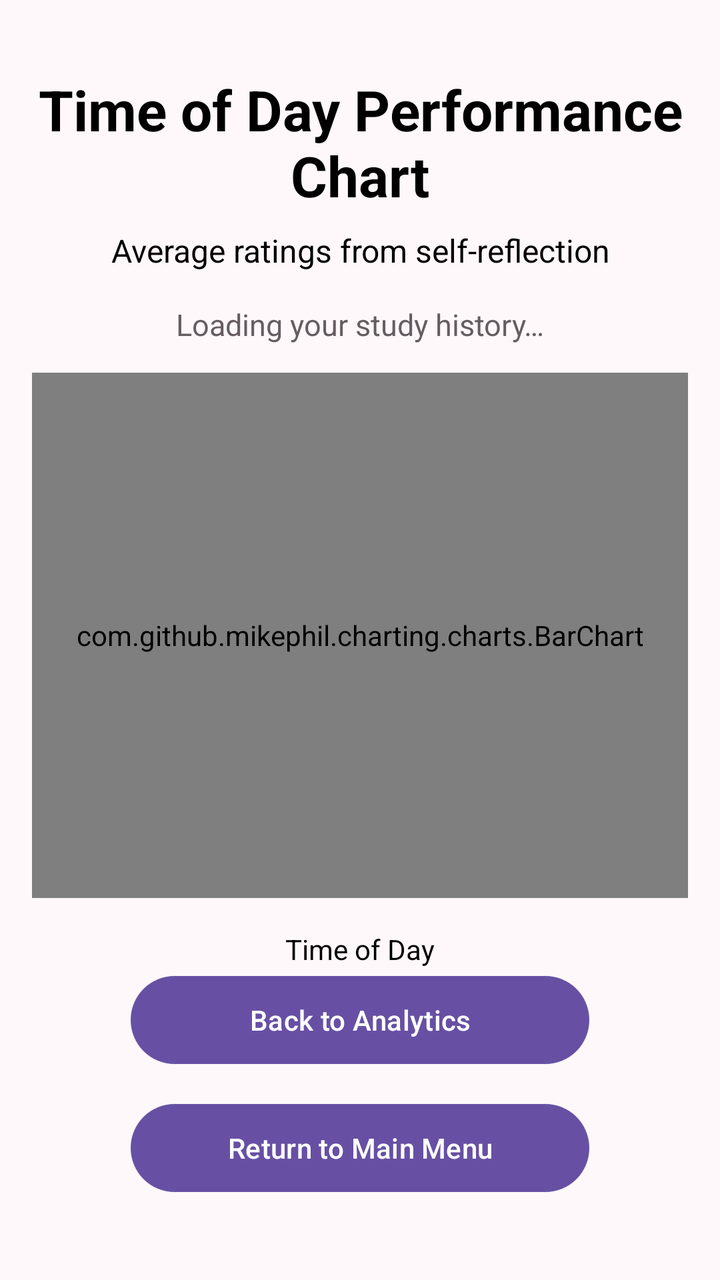
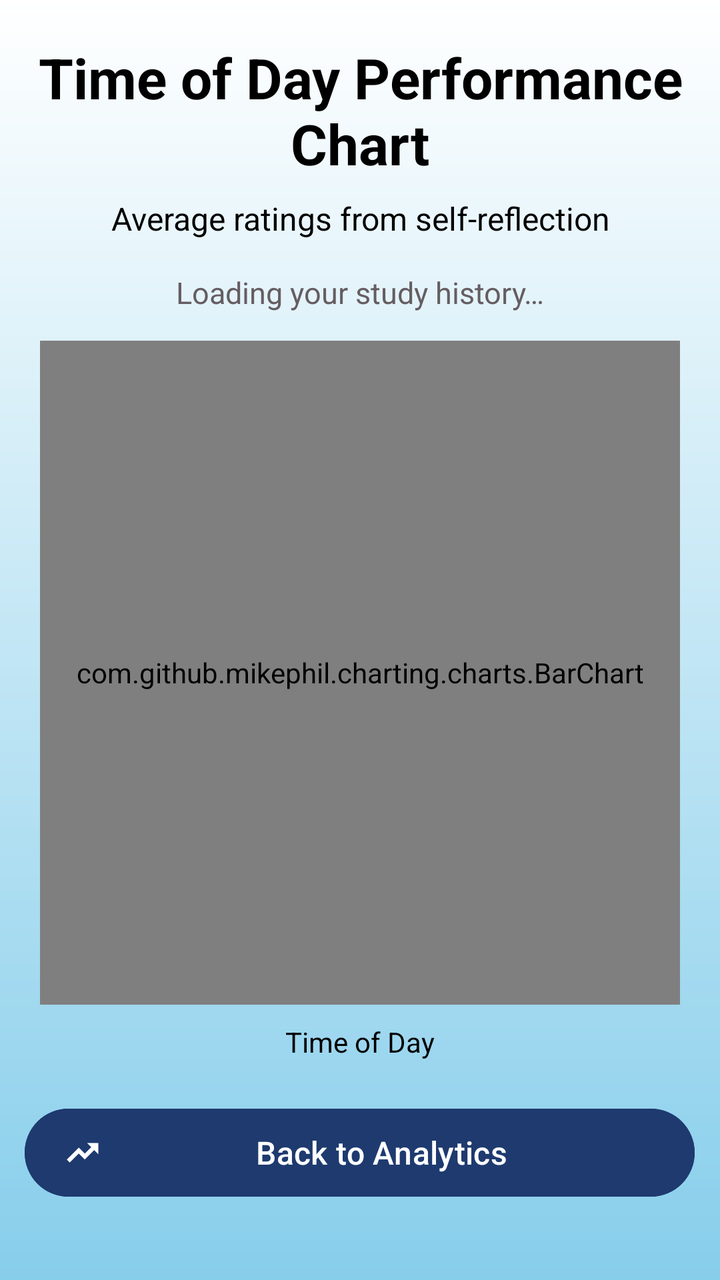

Two renders of the same Android screen: before a commit and after it. Below are the layout's source before the change and the commit's diff.
<!-- AndroidManifest.xml: application theme Theme.Zone -->
<!-- res/layout/recommended_study_times.xml -->
<?xml version="1.0" encoding="utf-8"?>
<androidx.constraintlayout.widget.ConstraintLayout xmlns:android="http://schemas.android.com/apk/res/android"
    xmlns:app="http://schemas.android.com/apk/res-auto"
    xmlns:tools="http://schemas.android.com/tools"
    android:layout_width="match_parent"
    android:layout_height="match_parent"
    android:background="@color/zone_background"
    android:padding="16dp">

    <TextView
        android:id="@+id/studyTimesTitle"
        android:layout_width="wrap_content"
        android:layout_height="wrap_content"
        android:layout_marginTop="20dp"
        android:text="@string/recommended_study_times_title"
        android:textColor="@color/black"
        android:textSize="28sp"
        android:textStyle="bold"
        android:gravity="center"
        app:layout_constraintEnd_toEndOf="parent"
        app:layout_constraintStart_toStartOf="parent"
        app:layout_constraintTop_toTopOf="parent" />

    <TextView
        android:id="@+id/chartDescription"
        android:layout_width="0dp"
        android:layout_height="wrap_content"
        android:layout_marginTop="8dp"
        android:text="@string/recommended_study_times_desc"
        android:textColor="@color/black"
        android:textSize="16sp"
        android:gravity="center"
        app:layout_constraintEnd_toEndOf="parent"
        app:layout_constraintStart_toStartOf="parent"
        app:layout_constraintTop_toBottomOf="@id/studyTimesTitle" />

    <TextView
        android:id="@+id/chartStatusText"
        android:layout_width="0dp"
        android:layout_height="wrap_content"
        android:layout_marginTop="16dp"
        android:gravity="center"
        android:text="@string/loading_recommendations"
        android:textColor="@color/zone_text_secondary"
        android:textSize="15sp"
        app:layout_constraintEnd_toEndOf="parent"
        app:layout_constraintStart_toStartOf="parent"
        app:layout_constraintTop_toBottomOf="@id/chartDescription" />

    <com.github.mikephil.charting.charts.BarChart
        android:id="@+id/performanceBarChart"
        android:layout_width="0dp"
        android:layout_height="0dp"
        android:layout_marginTop="14dp"
        android:layout_marginBottom="8dp"
        android:background="@drawable/device_list_background"
        android:padding="8dp"
        app:layout_constraintBottom_toTopOf="@+id/xAxisLabel"
        app:layout_constraintEnd_toEndOf="parent"
        app:layout_constraintStart_toStartOf="parent"
        app:layout_constraintTop_toBottomOf="@id/chartStatusText" />

    <TextView
        android:id="@+id/xAxisLabel"
        android:layout_width="wrap_content"
        android:layout_height="wrap_content"
        android:layout_marginTop="8dp"
        android:text="@string/time_of_day_label"
        android:textColor="@color/black"
        android:textSize="14sp"
        app:layout_constraintBottom_toTopOf="@id/backToAnalyticsButton"
        app:layout_constraintEnd_toEndOf="@+id/performanceBarChart"
        app:layout_constraintStart_toStartOf="@+id/performanceBarChart"
        app:layout_constraintTop_toBottomOf="@+id/performanceBarChart" />

    <Button
        android:id="@+id/backToAnalyticsButton"
        android:layout_width="0dp"
        android:layout_height="52dp"
        android:layout_marginBottom="12dp"
        android:text="@string/back_to_analytics"
        app:layout_constraintBottom_toTopOf="@+id/mainMenuButton"
        app:layout_constraintEnd_toEndOf="parent"
        app:layout_constraintStart_toStartOf="parent"
        app:layout_constraintWidth_percent="0.7" />

    <Button
        android:id="@+id/mainMenuButton"
        android:layout_width="0dp"
        android:layout_height="52dp"
        android:layout_marginBottom="24dp"
        android:text="@string/return_to_main_menu"
        app:layout_constraintBottom_toBottomOf="parent"
        app:layout_constraintEnd_toEndOf="parent"
        app:layout_constraintStart_toStartOf="parent"
        app:layout_constraintWidth_percent="0.7" />

</androidx.constraintlayout.widget.ConstraintLayout>
<!-- resources referenced by this layout -->
<resources>
  <color name="black">#FF000000</color>
  <color name="zone_background">#FFF8FA</color>
  <color name="zone_text_secondary">#655D62</color>
  <!-- drawable device_list_background (drawable) -->
  <?xml version="1.0" encoding="utf-8"?>
  <shape xmlns:android="http://schemas.android.com/apk/res/android" android:shape="rectangle">
      <solid android:color="@color/white" />
      <stroke android:width="1dp" android:color="@color/zone_border" />
      <corners android:radius="16dp" />
  </shape>
  <string name="back_to_analytics">Back to Analytics</string>
  <string name="loading_recommendations">Loading your study history…</string>
  <string name="recommended_study_times_desc">Average ratings from self-reflection</string>
  <string name="recommended_study_times_title">Time of Day Performance Chart</string>
  <string name="return_to_main_menu">Return to Main Menu</string>
  <string name="time_of_day_label">Time of Day</string>
  <style name="Theme.Zone" parent="Base.Theme.Zone" />
  <color name="white">#FFFFFFFF</color>
  <color name="zone_border">#E5D9DF</color>
  <style name="Base.Theme.Zone" parent="Theme.Material3.Light">
          <item name="colorPrimary">@color/zone_primary</item>
          <item name="colorOnPrimary">@color/white</item>
          <item name="colorSecondary">@color/zone_heart</item>
          <item name="colorSurface">@color/white</item>
          <item name="colorSurfaceContainer">@color/zone_surface</item>
          <item name="colorOnSurface">@color/zone_text_primary</item>
          <item name="android:colorAccent">@color/zone_primary</item>
          <item name="android:textColorPrimary">@color/zone_text_primary</item>
          <item name="android:textColorSecondary">@color/zone_text_secondary</item>
          <item name="android:navigationBarColor">@color/white</item>
          <item name="android:statusBarColor">@color/zone_primary</item>
          <item name="android:windowLightStatusBar">false</item>
          <item name="android:windowBackground">@drawable/background_gradient</item>
          <item name="actionBarStyle">@style/Widget.Zone.ActionBar</item>
      </style>
  <color name="zone_primary">#6750A4</color>
  <color name="zone_heart">#D8325A</color>
  <color name="zone_surface">#FFF1F4</color>
  <color name="zone_text_primary">#231F22</color>
  <!-- drawable background_gradient (drawable) -->
  <?xml version="1.0" encoding="utf-8"?>
  <shape xmlns:android="http://schemas.android.com/apk/res/android"
      android:shape="rectangle">
      <gradient
          android:startColor="@color/white"
          android:endColor="@color/sky_blue"
          android:angle="270" />
  </shape>
  <style name="Widget.Zone.ActionBar" parent="Widget.AppCompat.ActionBar">
          <item name="background">@android:color/transparent</item>
          <item name="elevation">0dp</item>
      </style>
  <color name="sky_blue">#87CEEB</color>
</resources>

<!-- the commit's change to res/layout/recommended_study_times.xml (unified diff, before → after) -->
@@ -1,98 +1,78 @@
 <?xml version="1.0" encoding="utf-8"?>
-<androidx.constraintlayout.widget.ConstraintLayout xmlns:android="http://schemas.android.com/apk/res/android"
+<LinearLayout xmlns:android="http://schemas.android.com/apk/res/android"
     xmlns:app="http://schemas.android.com/apk/res-auto"
-    xmlns:tools="http://schemas.android.com/tools"
     android:layout_width="match_parent"
     android:layout_height="match_parent"
-    android:background="@color/zone_background"
-    android:padding="16dp">
+    android:background="@drawable/background_gradient"
+    android:orientation="vertical">
 
     <TextView
         android:id="@+id/studyTimesTitle"
         android:layout_width="wrap_content"
         android:layout_height="wrap_content"
+        android:layout_gravity="center"
         android:layout_marginTop="20dp"
+        android:gravity="center"
         android:text="@string/recommended_study_times_title"
         android:textColor="@color/black"
         android:textSize="28sp"
-        android:textStyle="bold"
-        android:gravity="center"
-        app:layout_constraintEnd_toEndOf="parent"
-        app:layout_constraintStart_toStartOf="parent"
-        app:layout_constraintTop_toTopOf="parent" />
+        android:textStyle="bold" />
 
     <TextView
         android:id="@+id/chartDescription"
-        android:layout_width="0dp"
+        android:layout_width="match_parent"
         android:layout_height="wrap_content"
         android:layout_marginTop="8dp"
+        android:gravity="center"
         android:text="@string/recommended_study_times_desc"
         android:textColor="@color/black"
-        android:textSize="16sp"
-        android:gravity="center"
-        app:layout_constraintEnd_toEndOf="parent"
-        app:layout_constraintStart_toStartOf="parent"
-        app:layout_constraintTop_toBottomOf="@id/studyTimesTitle" />
+        android:textSize="16sp" />
 
     <TextView
         android:id="@+id/chartStatusText"
-        android:layout_width="0dp"
+        android:layout_width="match_parent"
         android:layout_height="wrap_content"
         android:layout_marginTop="16dp"
         android:gravity="center"
         android:text="@string/loading_recommendations"
         android:textColor="@color/zone_text_secondary"
-        android:textSize="15sp"
-        app:layout_constraintEnd_toEndOf="parent"
-        app:layout_constraintStart_toStartOf="parent"
-        app:layout_constraintTop_toBottomOf="@id/chartDescription" />
+        android:textSize="15sp" />
 
     <com.github.mikephil.charting.charts.BarChart
         android:id="@+id/performanceBarChart"
-        android:layout_width="0dp"
-        android:layout_height="0dp"
+        android:layout_width="match_parent"
+        android:layout_height="332dp"
+        android:layout_gravity="center"
+        android:layout_marginStart="20dp"
         android:layout_marginTop="14dp"
-        android:layout_marginBottom="8dp"
+        android:layout_marginEnd="20dp"
+        android:layout_marginBottom="1dp"
         android:background="@drawable/device_list_background"
-        android:padding="8dp"
-        app:layout_constraintBottom_toTopOf="@+id/xAxisLabel"
-        app:layout_constraintEnd_toEndOf="parent"
-        app:layout_constraintStart_toStartOf="parent"
-        app:layout_constraintTop_toBottomOf="@id/chartStatusText" />
+        android:padding="8dp" />
 
     <TextView
         android:id="@+id/xAxisLabel"
         android:layout_width="wrap_content"
         android:layout_height="wrap_content"
+        android:layout_gravity="center"
         android:layout_marginTop="8dp"
+        android:layout_marginBottom="20dp"
         android:text="@string/time_of_day_label"
         android:textColor="@color/black"
-        android:textSize="14sp"
-        app:layout_constraintBottom_toTopOf="@id/backToAnalyticsButton"
-        app:layout_constraintEnd_toEndOf="@+id/performanceBarChart"
-        app:layout_constraintStart_toStartOf="@+id/performanceBarChart"
-        app:layout_constraintTop_toBottomOf="@+id/performanceBarChart" />
+        android:textSize="14sp" />
 
     <Button
         android:id="@+id/backToAnalyticsButton"
-        android:layout_width="0dp"
+        android:layout_width="335dp"
         android:layout_height="52dp"
+        android:layout_gravity="center"
         android:layout_marginBottom="12dp"
+        android:backgroundTint="#1E3A6F"
+        android:gravity="center"
+        android:paddingLeft="20dp"
         android:text="@string/back_to_analytics"
-        app:layout_constraintBottom_toTopOf="@+id/mainMenuButton"
-        app:layout_constraintEnd_toEndOf="parent"
-        app:layout_constraintStart_toStartOf="parent"
-        app:layout_constraintWidth_percent="0.7" />
+        android:textSize="16sp"
+        app:icon="@drawable/ic_graph"
+        app:iconGravity="start" />
 
-    <Button
-        android:id="@+id/mainMenuButton"
-        android:layout_width="0dp"
-        android:layout_height="52dp"
-        android:layout_marginBottom="24dp"
-        android:text="@string/return_to_main_menu"
-        app:layout_constraintBottom_toBottomOf="parent"
-        app:layout_constraintEnd_toEndOf="parent"
-        app:layout_constraintStart_toStartOf="parent"
-        app:layout_constraintWidth_percent="0.7" />
-
-</androidx.constraintlayout.widget.ConstraintLayout>
+</LinearLayout>
<!-- resource entries referenced after the edit -->
@@ -1,7 +1,6 @@
 <!-- resources referenced by this layout -->
 <resources>
   <color name="black">#FF000000</color>
-  <color name="zone_background">#FFF8FA</color>
   <color name="zone_text_secondary">#655D62</color>
   <!-- drawable device_list_background (drawable) -->
   <?xml version="1.0" encoding="utf-8"?>
@@ -10,11 +9,22 @@
       <stroke android:width="1dp" android:color="@color/zone_border" />
       <corners android:radius="16dp" />
   </shape>
+  <!-- drawable ic_graph (drawable) -->
+  <vector xmlns:android="http://schemas.android.com/apk/res/android"
+      android:width="24dp"
+      android:height="24dp"
+      android:viewportWidth="24"
+      android:viewportHeight="24">
+    <path
+        android:fillColor="@color/nav_item_color"
+        android:strokeColor="@color/nav_item_color"
+        android:strokeWidth="0.8"
+        android:pathData="M16,6l2.29,2.29l-4.88,4.88l-4,-4L2,16.59L3.41,18l6,-6l4,4l6.3,-6.29L22,12V6z"/>
+  </vector>
   <string name="back_to_analytics">Back to Analytics</string>
   <string name="loading_recommendations">Loading your study history…</string>
   <string name="recommended_study_times_desc">Average ratings from self-reflection</string>
   <string name="recommended_study_times_title">Time of Day Performance Chart</string>
-  <string name="return_to_main_menu">Return to Main Menu</string>
   <string name="time_of_day_label">Time of Day</string>
   <style name="Theme.Zone" parent="Base.Theme.Zone" />
   <color name="white">#FFFFFFFF</color>
